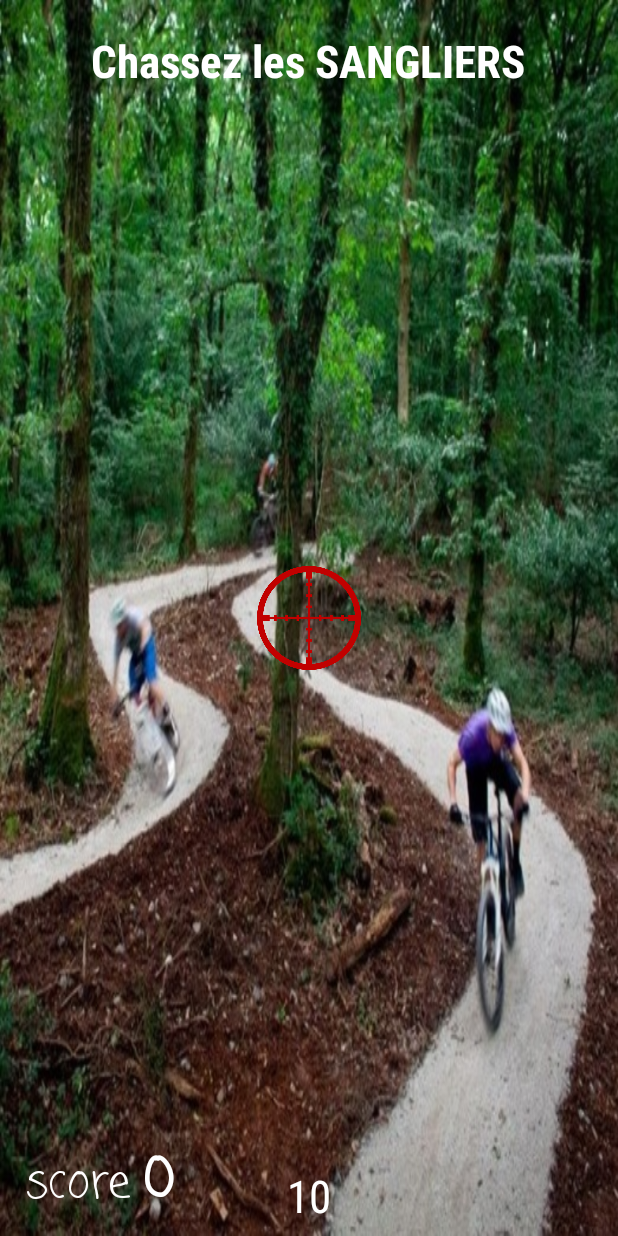
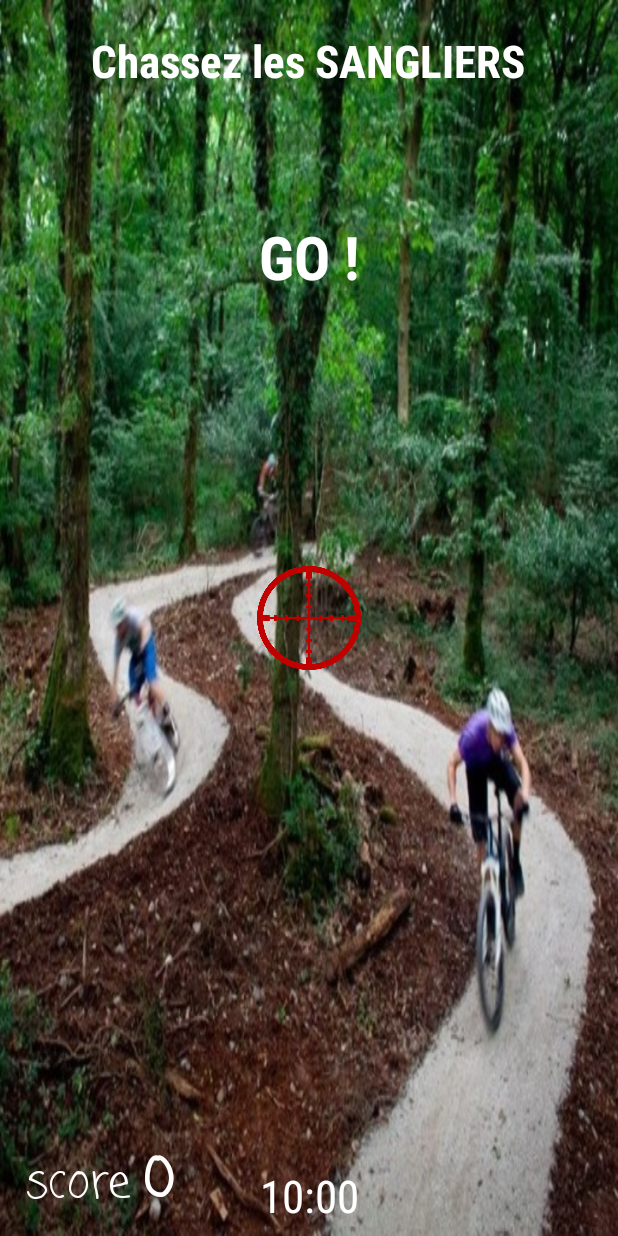
Before and after one commit to TripleDeluxe/JeuPromob, an Android app: the layout fragment_taupe.xml on its own in the app's theme, with its tools: preview values and no code run, on a phone screen of 412 x 824 dp. Run offline under Robolectric (Android 15) with nearby library versions, the phone set to English and light mode, and no system bars.

```diff
--- a/app/src/main/AndroidManifest.xml
+++ b/app/src/main/AndroidManifest.xml
@@ -13,9 +13,9 @@
 
     <application
         android:allowBackup="true"
-        android:icon="@mipmap/ic_launcher"
+        android:icon="@mipmap/hat"
         android:label="@string/app_name"
-        android:roundIcon="@mipmap/ic_launcher_round"
+        android:roundIcon="@mipmap/hat"
         android:supportsRtl="true"
         android:theme="@style/AppTheme">
         <activity android:name=".activity.MainActivity">
--- a/app/src/main/java/com/iot/jeupromob/util/Scores.java
+++ b/app/src/main/java/com/iot/jeupromob/util/Scores.java
@@ -19,7 +19,7 @@ public class Scores {
         mList.add(newScore);
         Collections.sort(mList, Collections.reverseOrder());
         if(mList.size() >5)
-            {mList.remove(4);}
+            {mList.remove(5);}
     }
 
     public ArrayList<Integer> getList(){
--- a/app/src/main/res/layout/fragment_menu.xml
+++ b/app/src/main/res/layout/fragment_menu.xml
@@ -6,7 +6,7 @@
     android:id="@+id/frameLayout"
     android:layout_width="match_parent"
     android:layout_height="match_parent"
-    android:background="@drawable/fondmenu6"
+    android:background="@drawable/fondmenu8"
     tools:context=".activity.GameMenuFragment">
 
     <!-- TODO: Update blank fragment layout -->
--- a/app/src/main/res/layout/fragment_taupe.xml
+++ b/app/src/main/res/layout/fragment_taupe.xml
@@ -10,14 +10,14 @@
 
     <TextView
         android:id="@+id/timeTaupe"
-        android:layout_width="81dp"
+        android:layout_width="102dp"
         android:layout_height="39dp"
         android:layout_marginStart="8dp"
         android:layout_marginTop="8dp"
         android:layout_marginEnd="8dp"
         android:layout_marginBottom="8dp"
         android:fontFamily="sans-serif-condensed"
-        android:text="10"
+        android:text="10:00"
         android:textAlignment="center"
         android:textAppearance="@style/TextAppearance.AppCompat"
         android:textColor="@color/colorAccent"
@@ -90,6 +90,27 @@
         app:layout_constraintVertical_bias="0.016" />
 
 
+    <TextView
+        android:id="@+id/textGOTaupe"
+        android:layout_width="wrap_content"
+        android:layout_height="wrap_content"
+        android:layout_marginStart="6dp"
+        android:layout_marginTop="8dp"
+        android:layout_marginEnd="7dp"
+        android:layout_marginBottom="10dp"
+        android:fontFamily="sans-serif-condensed"
+        android:text="GO !"
+        android:textColor="@color/colorAccent"
+        android:textSize="40sp"
+        android:textStyle="bold"
+        app:layout_constraintBottom_toBottomOf="parent"
+        app:layout_constraintEnd_toEndOf="parent"
+        app:layout_constraintHorizontal_bias="0.504"
+        app:layout_constraintStart_toStartOf="parent"
+        app:layout_constraintTop_toTopOf="parent"
+        app:layout_constraintVertical_bias="0.181" />
+
+
     <LinearLayout
         android:id="@+id/frag_Taupe_linear_layout"
         android:layout_width="0dp"
```
Also changed, not shown: app/src/main/java/com/iot/jeupromob/activity/ObstacleFragment.java (+41 -4 lines), app/src/main/java/com/iot/jeupromob/activity/TaupeFragment.java (+32 -5 lines), app/src/main/res/layout/fragment_obstacle.xml (+20 -0 lines), app/src/main/res/drawable/fondmenu7.png (added), app/src/main/res/drawable/hat.png (added).
